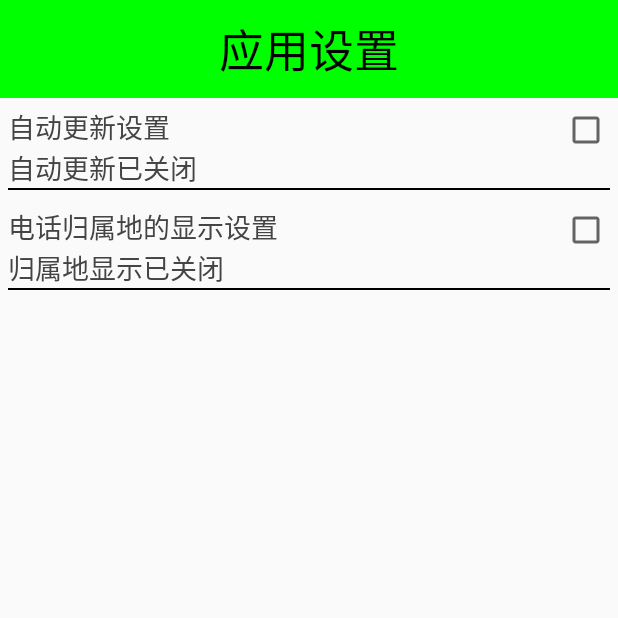
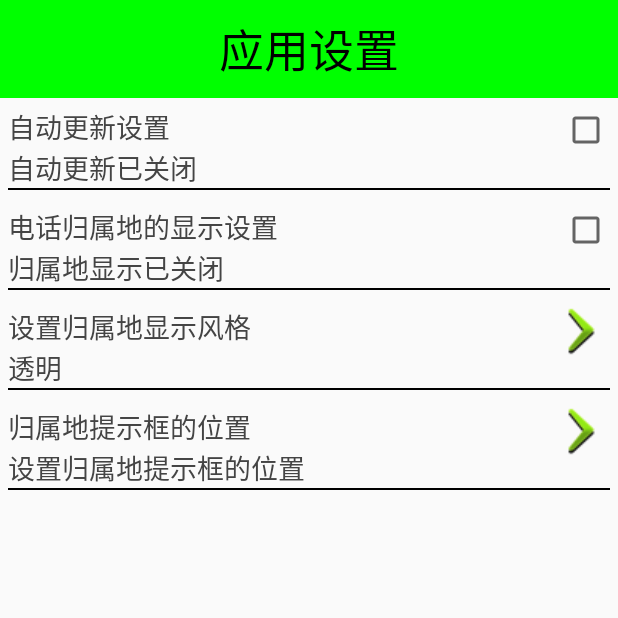
Before and after one commit to soha1018/Mobilesafe, an Android app: the SettingActivity screen opened directly, with no data from a screen before it, on a phone screen of 412 x 824 dp, the top half of it. Run offline under Robolectric (Android 15) with nearby library versions, the phone set to English and light mode, and no system bars.

Commit message:
电话Toast完成后的提交

```diff
--- a/app/src/main/java/com/itsoha/mobilesafe/Activity/SettingActivity.java
+++ b/app/src/main/java/com/itsoha/mobilesafe/Activity/SettingActivity.java
@@ -1,6 +1,8 @@
 package com.itsoha.mobilesafe.Activity;
 
 import android.app.Activity;
+import android.app.AlertDialog;
+import android.content.DialogInterface;
 import android.content.Intent;
 import android.net.Uri;
 import android.os.Bundle;
@@ -11,9 +13,9 @@ import android.widget.Toast;
 import com.itsoha.mobilesafe.R;
 import com.itsoha.mobilesafe.Service.AddressService;
 import com.itsoha.mobilesafe.Utils.ConstanVlauel;
-
 import com.itsoha.mobilesafe.Utils.IsServiceRunning;
 import com.itsoha.mobilesafe.Utils.SpUtils;
+import com.itsoha.mobilesafe.View.SettingClickView;
 import com.itsoha.mobilesafe.View.SettingItemView;
 
 /**
@@ -22,6 +24,11 @@ import com.itsoha.mobilesafe.View.SettingItemView;
 public class SettingActivity extends Activity {
     private static final String TAG = "SettingActivity";
     private SettingItemView siv_address;
+    private SettingClickView scv_toast_style;
+    private String[] mToastStyle;
+    private int mStyle;
+    private SettingClickView scv_toast_location;
+
 
     @Override
     protected void onCreate(Bundle savedInstanceState) {
@@ -32,7 +39,79 @@ public class SettingActivity extends Activity {
         initUpdata();
         //是否显示归属地
         initAddress();
+        //显示Toast的风格样式
+        initToastStyle();
+        //设置Toast的位置
+        initLocation();
 
+    }
+
+    /**
+     * 设置Toast的位置
+     */
+    private void initLocation() {
+        scv_toast_location = (SettingClickView) findViewById(R.id.scv_toast_location);
+        scv_toast_location.setTitle("归属地提示框的位置");
+        scv_toast_location.setItem("设置归属地提示框的位置");
+        scv_toast_location.setOnClickListener(new View.OnClickListener() {
+            @Override
+            public void onClick(View v) {
+                startActivity(new Intent(getApplicationContext(), ToastLocationActivity.class));
+            }
+        });
+    }
+
+    /**
+     * 显示Toast的风格样式
+     */
+    private void initToastStyle() {
+
+        //初始化控件
+        scv_toast_style = (SettingClickView) findViewById(R.id.scv_toast_style);
+
+        //给控件赋值
+        mToastStyle = new String[]{"透明", "橙色", "蓝色", "灰色", "绿色"};
+        mStyle = SpUtils.getInt(getApplicationContext(), ConstanVlauel.TOAST_STYLE, 0);
+        scv_toast_style.setTitle("设置归属地显示风格");
+        scv_toast_style.setItem(mToastStyle[mStyle]);
+
+        //监听点击事件，弹出对话框
+        scv_toast_style.setOnClickListener(new View.OnClickListener() {
+            @Override
+            public void onClick(View v) {
+                //弹出对话框选择样式
+                showToastStyleDialog();
+            }
+        });
+
+    }
+
+    /**
+     * 弹出对话框选择
+     */
+    private void showToastStyleDialog() {
+        AlertDialog.Builder builder = new AlertDialog.Builder(this);
+        builder.setIcon(R.drawable.launch);
+        builder.setTitle("请选择归属地样式");
+        builder.setSingleChoiceItems(mToastStyle, mStyle, new DialogInterface.OnClickListener() {
+            @Override
+            public void onClick(DialogInterface dialog, int which) {
+                //把数据存储
+                SpUtils.putInt(getApplicationContext(), ConstanVlauel.TOAST_STYLE, which);
+                //显示到页面
+                scv_toast_style.setItem(mToastStyle[which]);
+                //关闭
+                dialog.dismiss();
+            }
+        });
+        builder.setNegativeButton("取消", new DialogInterface.OnClickListener() {
+            @Override
+            public void onClick(DialogInterface dialog, int which) {
+                dialog.dismiss();
+            }
+        });
+
+        builder.show();
     }
 
     /**
@@ -43,45 +122,41 @@ public class SettingActivity extends Activity {
 
         //获取服务的开启状态
         boolean serviceState = IsServiceRunning.getServiceState(this, "com.itsoha.mobilesafe.Service.AddressService");
-        if (serviceState){
-            siv_address.setCheck(true);
-        }else {
-            siv_address.setCheck(false);
-        }
+        siv_address.setCheck(serviceState);
+
         siv_address.setOnClickListener(new View.OnClickListener() {
             @Override
             public void onClick(View v) {
                 boolean check = siv_address.isCheck();
                 siv_address.setCheck(!check);
 
-                if (!check){
-                    //跳转到服务
-                    boolean state = SpUtils.getBoolean(getApplicationContext(), ConstanVlauel.FLOATING_OFF, false);
-                    if (state){
+                if (!check) {
+                    boolean off = SpUtils.getBoolean(getApplicationContext(), ConstanVlauel.FLOATING_OFF, false);
+                    Log.i(TAG, "initAddress: 服务的状态:--" + off);
+
+                    if (off){
                         startService(new Intent(getApplicationContext(), AddressService.class));
-
                     }else {
                         Toast.makeText(SettingActivity.this, "请开启悬浮窗。", Toast.LENGTH_SHORT).show();
-                        setFloating();//开启悬浮窗
+                        SpUtils.putBoolean(getApplicationContext(),ConstanVlauel.FLOATING_OFF,true);
+                        setFloating();//开启悬浮窗权限
                     }
 
-                }else {
+                } else {
                     //停止服务
-                    SpUtils.putBoolean(getApplicationContext(),ConstanVlauel.FLOATING_OFF,false);
                     stopService(new Intent(getApplicationContext(), AddressService.class));
                 }
             }
         });
     }
 
-    private void setFloating(){
+    private void setFloating() {
         Intent intent = new Intent();
         intent.setAction("android.settings.APPLICATION_DETAILS_SETTINGS");
         intent.addCategory("android.intent.category.DEFAULT");
-        intent.setData(Uri.parse("package:"+"com.itsoha.mobilesafe"));
+        intent.setData(Uri.parse("package:" + "com.itsoha.mobilesafe"));
         startActivity(intent);
 
-        SpUtils.putBoolean(this,ConstanVlauel.FLOATING_OFF,true);
     }
 
     /**
@@ -92,15 +167,15 @@ public class SettingActivity extends Activity {
         final SettingItemView siv_updata = (SettingItemView) findViewById(R.id.siv_updata);
 
         boolean checkBoolean = SpUtils.getBoolean(this, ConstanVlauel.IS_CHECK, false);
-        Log.i(TAG, "initUpdata: "+checkBoolean);
+        Log.i(TAG, "initUpdata: " + checkBoolean);
         siv_updata.setCheck(checkBoolean);
         siv_updata.setOnClickListener(new View.OnClickListener() {
             @Override
             public void onClick(View v) {
                 boolean check = siv_updata.isCheck();
-                Log.i(TAG, "onClick: "+!check);
+                Log.i(TAG, "onClick: " + !check);
                 siv_updata.setCheck(!check);
-                SpUtils.putBoolean(getApplication(),ConstanVlauel.IS_CHECK,!check);
+                SpUtils.putBoolean(getApplication(), ConstanVlauel.IS_CHECK, !check);
             }
         });
     }
--- a/app/src/main/java/com/itsoha/mobilesafe/Utils/IsServiceRunning.java
+++ b/app/src/main/java/com/itsoha/mobilesafe/Utils/IsServiceRunning.java
@@ -20,7 +20,7 @@ public class IsServiceRunning {
     public static boolean getServiceState(Context context,String serviceName){
 
         ActivityManager activityManager = (ActivityManager) context.getSystemService(Context.ACTIVITY_SERVICE);
-        List<ActivityManager.RunningServiceInfo> runningServices = activityManager.getRunningServices(5);
+        List<ActivityManager.RunningServiceInfo> runningServices = activityManager.getRunningServices(100);
 
         for (ActivityManager.RunningServiceInfo info:runningServices
         ){
--- a/app/src/main/java/com/itsoha/mobilesafe/Utils/SpUtils.java
+++ b/app/src/main/java/com/itsoha/mobilesafe/Utils/SpUtils.java
@@ -78,4 +78,31 @@ public class SpUtils {
         sp.edit().remove(simNumber).commit();
 
     }
+    /**
+     * 写入boolean变量至sp中
+     * @param ctx	上下文环境
+     * @param key	存储节点名称
+     * @param value	存储节点的值string
+     */
+    public static void putInt(Context ctx,String key,int value){
+        //(存储节点文件名称,读写方式)
+        if(sp == null){
+            sp = ctx.getSharedPreferences("config", Context.MODE_PRIVATE);
+        }
+        sp.edit().putInt(key, value).commit();
+    }
+    /**
+     * 读取boolean标示从sp中
+     * @param ctx	上下文环境
+     * @param key	存储节点名称
+     * @param defValue	没有此节点默认值
+     * @return		默认值或者此节点读取到的结果
+     */
+    public static int getInt(Context ctx,String key,int defValue){
+        //(存储节点文件名称,读写方式)
+        if(sp == null){
+            sp = ctx.getSharedPreferences("config", Context.MODE_PRIVATE);
+        }
+        return sp.getInt(key, defValue);
+    }
 }
--- /dev/null
+++ b/app/src/main/java/com/itsoha/mobilesafe/View/SettingClickView.java
@@ -0,0 +1,53 @@
+package com.itsoha.mobilesafe.View;
+
+import android.content.Context;
+import android.util.AttributeSet;
+import android.view.View;
+import android.widget.RelativeLayout;
+import android.widget.TextView;
+
+import com.itsoha.mobilesafe.R;
+import com.itsoha.mobilesafe.Utils.ConstanVlauel;
+import com.itsoha.mobilesafe.Utils.SpUtils;
+
+/**
+ * 自定义控件组合，设置界面的控件
+ * Created by Administrator on 2017/2/16.
+ */
+
+public class SettingClickView extends RelativeLayout {
+
+
+    private TextView toast_style_title;
+    private TextView toast_color;
+
+    public SettingClickView(Context context) {
+        this(context, null);
+    }
+
+    public SettingClickView(Context context, AttributeSet attrs) {
+        this(context, attrs,0);
+    }
+
+    public SettingClickView(Context context, AttributeSet attrs, int defStyleAttr) {
+        super(context, attrs, defStyleAttr);
+        //最后都肯定会调用第三个构造方法里面，在此加载布局文件
+        View.inflate(context, R.layout.setting_click_view,this);
+
+        toast_style_title = (TextView) findViewById(R.id.toast_systle_title);
+        toast_color = (TextView) findViewById(R.id.toast_color);
+
+
+    }
+
+    /**
+     * 设置标题的内容
+     * @param title
+     */
+    public void setTitle(String title){
+        toast_style_title.setText(title);
+    }
+    public void setItem(String item){
+        toast_color.setText(item);
+    }
+}
--- a/app/src/main/res/layout/activity_setting.xml
+++ b/app/src/main/res/layout/activity_setting.xml
@@ -27,4 +27,14 @@
         app:desoff="归属地显示已开启"
         app:deson="归属地显示已关闭"></com.itsoha.mobilesafe.View.SettingItemView>
 
+    <com.itsoha.mobilesafe.View.SettingClickView
+        android:id="@+id/scv_toast_style"
+        android:layout_width="match_parent"
+        android:layout_height="wrap_content"></com.itsoha.mobilesafe.View.SettingClickView>
+
+    <com.itsoha.mobilesafe.View.SettingClickView
+        android:id="@+id/scv_toast_location"
+        android:layout_width="match_parent"
+        android:layout_height="wrap_content"></com.itsoha.mobilesafe.View.SettingClickView>
+
 </LinearLayout>
--- /dev/null
+++ b/app/src/main/res/layout/setting_click_view.xml
@@ -0,0 +1,37 @@
+<?xml version="1.0" encoding="utf-8"?>
+<RelativeLayout xmlns:android="http://schemas.android.com/apk/res/android"
+    android:layout_width="match_parent"
+    android:layout_height="wrap_content">
+
+    <RelativeLayout
+        android:padding="5dp"
+        android:layout_width="match_parent"
+        android:layout_height="wrap_content">
+        <TextView
+            android:textColor="#444"
+            android:id="@+id/toast_systle_title"
+            android:textSize="18sp"
+            android:layout_width="wrap_content"
+            android:layout_height="wrap_content" />
+        <TextView
+            android:textColor="#444"
+            android:id="@+id/toast_color"
+            android:textSize="18sp"
+            android:layout_below="@id/toast_systle_title"
+            android:layout_width="wrap_content"
+            android:layout_height="wrap_content" />
+
+        <ImageView
+            android:layout_marginRight="7dp"
+            android:layout_alignParentRight="true"
+            android:background="@drawable/jiantou1_pressed"
+            android:layout_width="wrap_content"
+            android:layout_height="wrap_content" />
+
+        <View
+            android:layout_below="@id/toast_color"
+            android:background="#000"
+            android:layout_width="match_parent"
+            android:layout_height="1dp"></View>
+    </RelativeLayout>
+</RelativeLayout>
```
Also changed, not shown: app/src/main/AndroidManifest.xml (+10 -4 lines), app/src/main/java/com/itsoha/mobilesafe/Activity/ToastLocationActivity.java (added, +173 -0 lines), app/src/main/java/com/itsoha/mobilesafe/Service/AddressService.java (+121 -4 lines), app/src/main/java/com/itsoha/mobilesafe/Utils/ConstanVlauel.java (+14 -1 lines), app/src/main/res/layout/activity_toast_location.xml (added, +26 -0 lines), app/src/main/res/drawable/launch.png (added), 1 other file.
